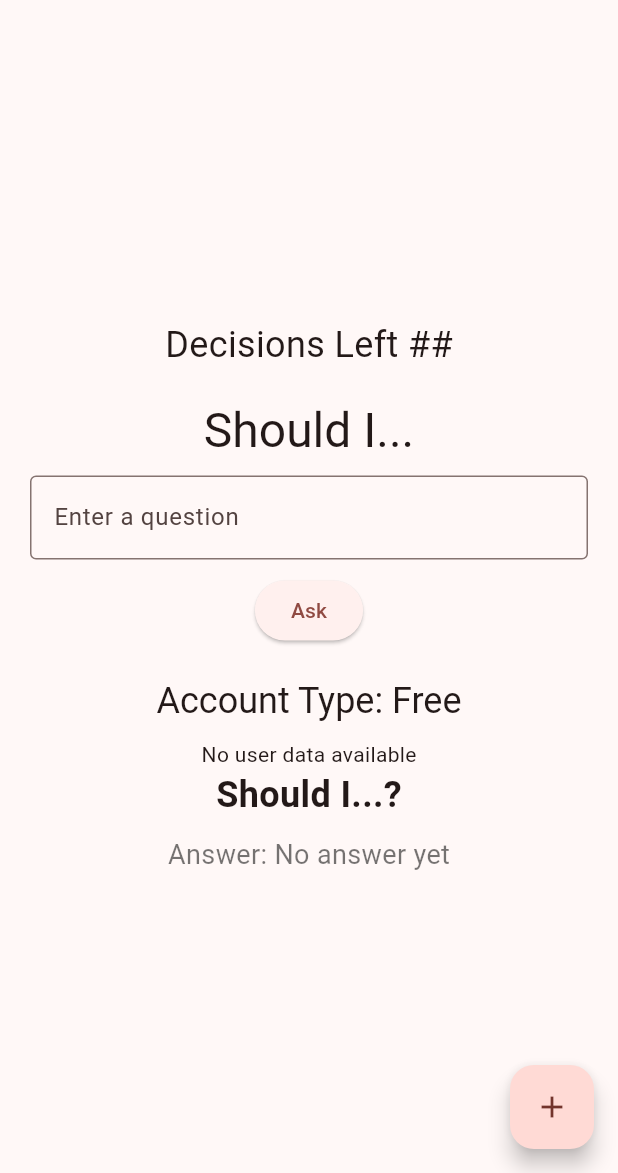
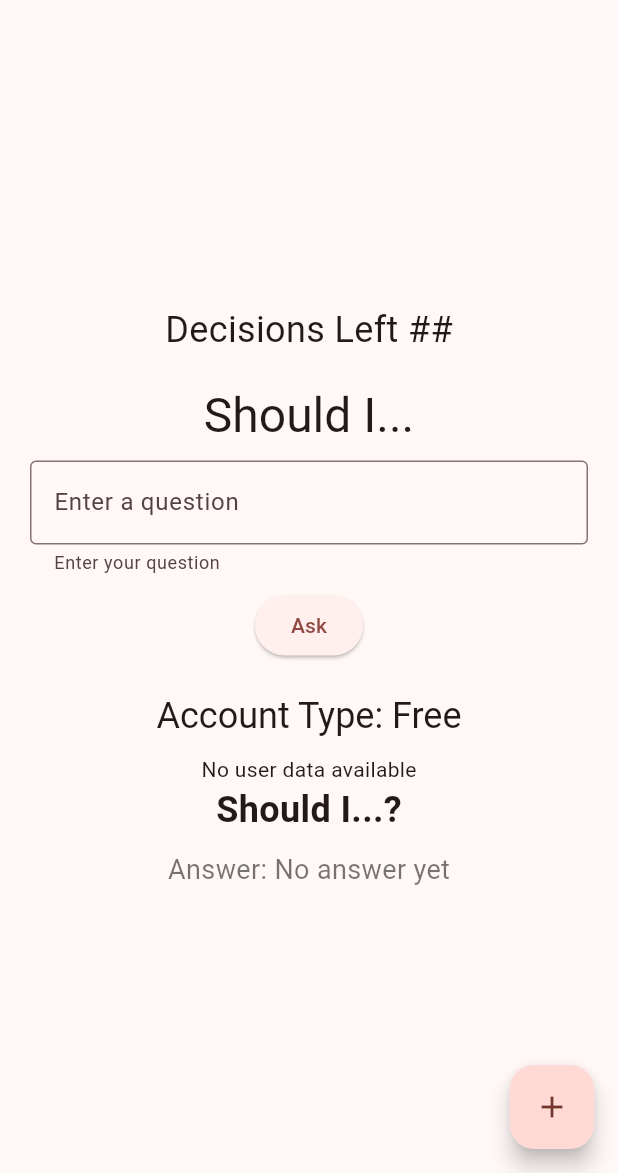
Before and after one commit to Crucialjun/the_decider, a Flutter app: the screen it shows after launch, on a phone screen of 412 x 824 dp, the part 63-1236 px from its top. Run offline on Flutter 3.47's test engine with Material 3 defaults, Android fonts, the phone set to English and light mode, and no system bars; our stand-ins replace dartz, firebase_auth, firebase_core, firebase_storage, google_sign_in, logger; missing offline and left inert: firebase_cloud_firestore, flutter_facebook_auth; accounts and stored records are empty; network calls fail.

Commit message:
Adds flutter_form_builder dependency and updates question form styling

```diff
--- a/lib/features/home/presentation/components/question_form.dart
+++ b/lib/features/home/presentation/components/question_form.dart
@@ -17,8 +17,10 @@ class QuestionForm extends StatelessWidget {
           const SizedBox(height: 10),
           TextField(
             decoration: InputDecoration(
+              helperText: 'Enter your question',
               labelText: 'Enter a question',
               border: OutlineInputBorder(),
+
             ),
           ),
 
--- a/pubspec.yaml
+++ b/pubspec.yaml
@@ -42,6 +42,7 @@ dependencies:
   logger: ^2.5.0
   google_sign_in: ^6.3.0
   flutter_facebook_auth: ^7.1.1
+  flutter_form_builder: ^10.0.1
 
 dev_dependencies:
   flutter_test:
```
Also changed, not shown: pubspec.lock.
